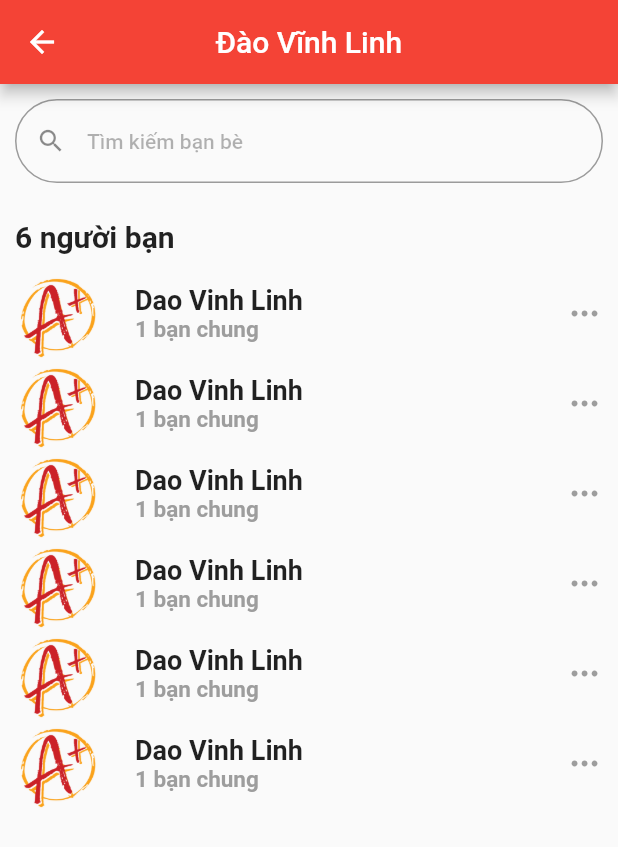
After one commit to hau1610/socialmedia, a Flutter app: the FriendList screen opened directly, on a phone screen of 412 x 824 dp. The commit adds this screen. Shown: the top 847 px of the screen. Run offline on Flutter 3.47's test engine with Material 2 defaults, Android fonts, the phone set to English and light mode, and no system bars; our stand-ins replace flutter_svg, get.

Commit message:
add FriendList Page

```diff
--- /dev/null
+++ b/socialapp/lib/page/FriendList/index.dart
@@ -0,0 +1,93 @@
+import 'package:flutter/cupertino.dart';
+import 'package:flutter/material.dart';
+import 'package:flutter_svg/svg.dart';
+import 'package:get/get.dart';
+import 'package:socialapp/utils/svg.dart';
+
+class FriendList extends StatelessWidget {
+  @override
+  Widget build(BuildContext context) {
+    return Scaffold(
+        appBar: AppBar(
+          centerTitle: true,
+          title: const Text(
+            'Đào Vĩnh Linh',
+            style: TextStyle(),
+          ),
+        ),
+        body: Column(
+          crossAxisAlignment: CrossAxisAlignment.start,
+          children: [
+            Container(
+              height: 80,
+              margin: const EdgeInsets.only(top: 10),
+              padding: const EdgeInsets.symmetric(horizontal: 10),
+              child: TextField(
+                style: const TextStyle(
+                  color: Colors.red,
+                  fontWeight: FontWeight.w600,
+                  fontSize: 14,
+                ),
+                decoration: InputDecoration(
+                    border: OutlineInputBorder(
+                        borderRadius: BorderRadius.circular(40)),
+                    hintText: 'Tìm kiếm bạn bè',
+                    helperText: '',
+                    hintStyle: TextStyle(
+                        color: Colors.black.withOpacity(0.3),
+                        fontSize: 14,
+                        fontWeight: FontWeight.w500),
+                    prefixIcon: const Icon(
+                      Icons.search,
+                      size: 20,
+                    )),
+              ),
+            ),
+            const Padding(
+              padding: EdgeInsets.symmetric(horizontal: 10.0),
+              child: Text(
+                '6 người bạn',
+                style: TextStyle(fontSize: 20, fontWeight: FontWeight.w700),
+              ),
+            ),
+            Expanded(
+                child: ListView(
+                    padding: EdgeInsets.all(10),
+                    children: List.generate(
+                        6,
+                        (index) => Row(
+                              crossAxisAlignment: CrossAxisAlignment.center,
+                              children: [
+                                const Image(
+                                  height: 60,
+                                  width: 60,
+                                  image: AssetImage(Picture.logo_Aplus),
+                                  fit: BoxFit.cover,
+                                ),
+                                const SizedBox(width: 20),
+                                Expanded(
+                                    child: Column(
+                                  crossAxisAlignment: CrossAxisAlignment.start,
+                                  children: const [
+                                    Text(
+                                      'Dao Vinh Linh',
+                                      style: TextStyle(
+                                          fontSize: 18,
+                                          fontWeight: FontWeight.w600),
+                                    ),
+                                    Text('1 bạn chung',
+                                        style: TextStyle(
+                                            fontWeight: FontWeight.w600,
+                                            fontSize: 15,
+                                            color: Color.fromRGBO(
+                                                157, 157, 157, 1)))
+                                  ],
+                                )),
+                                SvgPicture.asset(SvgIcon.option_icon,
+                                    height: 25, width: 25)
+                              ],
+                            )))),
+          ],
+        ));
+  }
+}
--- a/socialapp/lib/page/HomePage/index.dart
+++ b/socialapp/lib/page/HomePage/index.dart
@@ -165,8 +165,9 @@ class HomePage extends StatelessWidget {
                 children: List.generate(
                   4,
                   (index) => Container(
-                    margin: EdgeInsets.only(top: 10, bottom: 10),
-                    padding: EdgeInsets.symmetric(horizontal: 30, vertical: 15),
+                    margin: const EdgeInsets.only(top: 10, bottom: 10),
+                    padding: const EdgeInsets.symmetric(
+                        horizontal: 30, vertical: 15),
                     decoration: BoxDecoration(
                       borderRadius: BorderRadius.circular(15),
                       color: Colors.white,
@@ -176,7 +177,7 @@ class HomePage extends StatelessWidget {
                         Row(
                           crossAxisAlignment: CrossAxisAlignment.start,
                           children: [
-                            Image(
+                            const Image(
                               height: 40,
                               width: 40,
                               image: AssetImage(Picture.logo_Aplus),
--- a/socialapp/lib/page/Menu/index.dart
+++ b/socialapp/lib/page/Menu/index.dart
@@ -2,6 +2,7 @@ import 'package:flutter/cupertino.dart';
 import 'package:flutter/material.dart';
 import 'package:flutter_svg/flutter_svg.dart';
 import 'package:get/get.dart';
+import 'package:socialapp/page/FriendList/index.dart';
 import 'package:socialapp/page/Profile/index.dart';
 import 'package:socialapp/utils/svg.dart';
 
@@ -91,7 +92,9 @@ class Menu extends StatelessWidget {
                       ],
                     ),
                   ),
-                  Container(
+                  GestureDetector(
+                    onTap: () => Get.to(FriendList()),
+                    child: Container(
                       decoration: BoxDecoration(
                           color: Colors.white,
                           borderRadius: BorderRadius.circular(20)),
@@ -107,6 +110,7 @@ class Menu extends StatelessWidget {
                               style: TextStyle(
                                   fontSize: 16, fontWeight: FontWeight.w600))
                         ],
+                      ),
                     ),
                   ),
                   Container(
--- a/socialapp/lib/page/Profile/index.dart
+++ b/socialapp/lib/page/Profile/index.dart
@@ -2,6 +2,7 @@ import 'package:flutter/cupertino.dart';
 import 'package:flutter/material.dart';
 import 'package:flutter_svg/flutter_svg.dart';
 import 'package:get/get.dart';
+import 'package:socialapp/page/FriendList/index.dart';
 import 'package:socialapp/utils/svg.dart';
 
 class Profile extends StatelessWidget {
@@ -16,15 +17,15 @@ class Profile extends StatelessWidget {
         ),
       ),
       body: ListView(
-        padding: EdgeInsets.all(10),
+        padding: const EdgeInsets.all(10),
         children: [
           ClipRRect(
-            borderRadius: BorderRadius.only(
+            borderRadius: const BorderRadius.only(
                 topLeft: Radius.circular(20), topRight: Radius.circular(20)),
             child: Image(
               height: 200,
               width: Get.width,
-              image: AssetImage(Picture.city),
+              image: const AssetImage(Picture.city),
               fit: BoxFit.cover,
             ),
           ),
@@ -181,7 +182,9 @@ class Profile extends StatelessWidget {
                           ],
                         ))),
           ),
-          Container(
+          GestureDetector(
+            onTap: () => Get.to(FriendList()),
+            child: Container(
               margin: const EdgeInsets.symmetric(vertical: 10),
               height: 30,
               decoration: BoxDecoration(
@@ -196,6 +199,7 @@ class Profile extends StatelessWidget {
                           fontWeight: FontWeight.w500,
                           color: Colors.red))
                 ],
+              ),
             ),
           ),
           Container(
```
Lines whose indentation alone changed are shown as unchanged.
